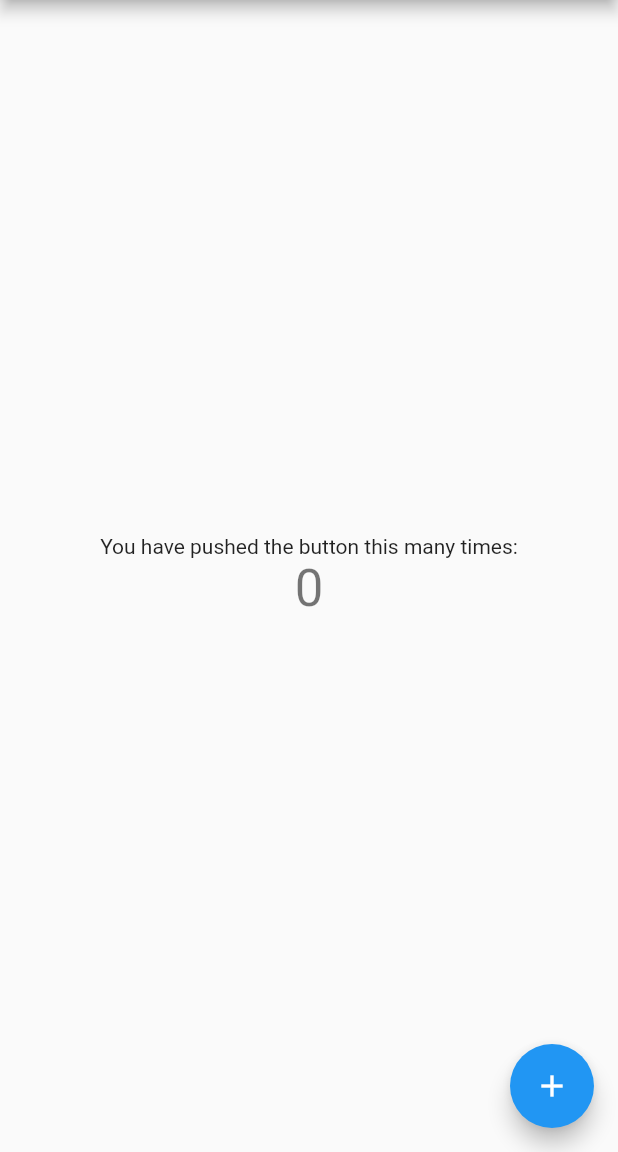
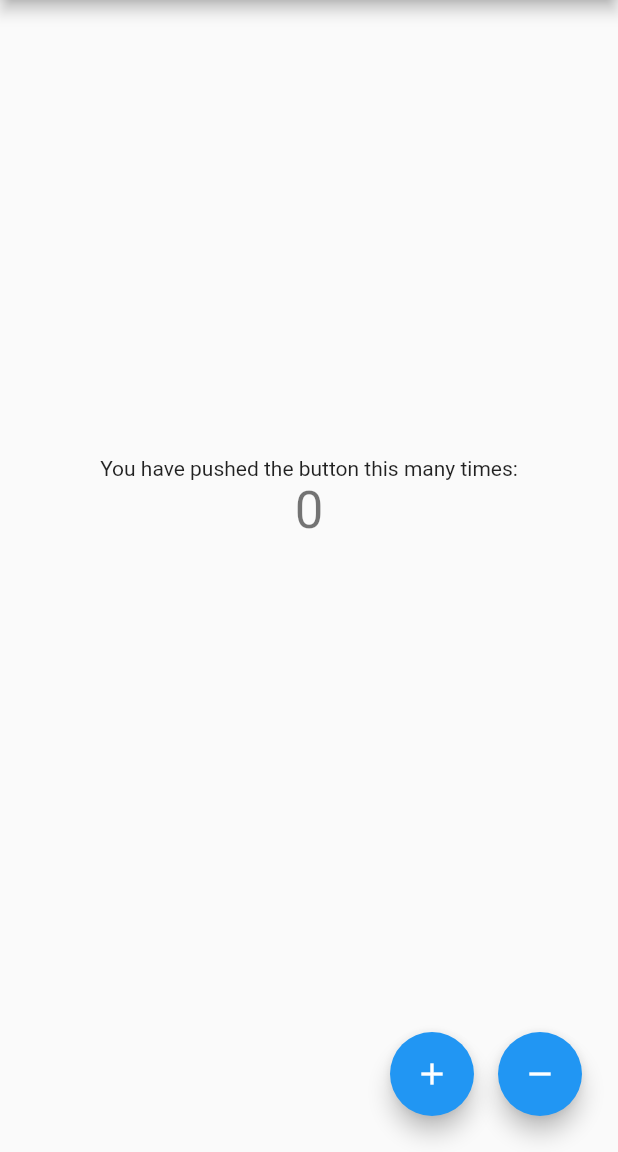
Before and after one commit to khaledMahmoudDev/bloc_demo, a Flutter app: the screen it shows after launch, on a phone screen of 412 x 824 dp, the part 84-1236 px from its top. Run offline on Flutter 3.47's test engine with Material 2 defaults, Android fonts, the phone set to English and light mode, and no system bars.

Commit message:
add bloc dependency

```diff
--- a/lib/main.dart
+++ b/lib/main.dart
@@ -50,11 +50,6 @@ class _MyHomePageState extends State<MyHomePage> {
 
   void _incrementCounter() {
     setState(() {
-      // This call to setState tells the Flutter framework that something has
-      // changed in this State, which causes it to rerun the build method below
-      // so that the display can reflect the updated values. If we changed
-      // _counter without calling setState(), then the build method would not be
-      // called again, and so nothing would appear to happen.
       _counter++;
     });
   }
@@ -93,6 +88,7 @@ class _MyHomePageState extends State<MyHomePage> {
           // horizontal).
           mainAxisAlignment: MainAxisAlignment.center,
           children: <Widget>[
+            Spacer(),
             Text(
               'You have pushed the button this many times:',
             ),
@@ -100,14 +96,34 @@ class _MyHomePageState extends State<MyHomePage> {
               '$_counter',
               style: Theme.of(context).textTheme.headline4,
             ),
+            Spacer(),
+            Padding(
+              padding: const EdgeInsets.all(16.0),
+              child: Row(
+                mainAxisAlignment: MainAxisAlignment.end,
+                children: [
+                  Padding(
+                    padding: const EdgeInsets.all(8.0),
+                    child: FloatingActionButton(
+                      onPressed: _incrementCounter,
+                      tooltip: 'Increment',
+                      child: Icon(Icons.add),
+                    ),
+                  ),
+                  Padding(
+                    padding: const EdgeInsets.all(8.0),
+                    child: FloatingActionButton(
+                      onPressed: _incrementCounter,
+                      tooltip: 'Decrement',
+                      child: Icon(Icons.remove),
+                    ),
+                  ),
+                ],
+              ),
+            )
           ],
         ),
       ),
-      floatingActionButton: FloatingActionButton(
-        onPressed: _incrementCounter,
-        tooltip: 'Increment',
-        child: Icon(Icons.add),
-      ), // This trailing comma makes auto-formatting nicer for build methods.
     );
   }
 }
--- a/pubspec.yaml
+++ b/pubspec.yaml
@@ -28,6 +28,9 @@ dependencies:
   # The following adds the Cupertino Icons font to your application.
   # Use with the CupertinoIcons class for iOS style icons.
   cupertino_icons: ^1.0.2
+
+  #state management bloc
+  flutter_bloc: ^7.0.0
 
 dev_dependencies:
   flutter_test:
```
Also changed, not shown: pubspec.lock.
